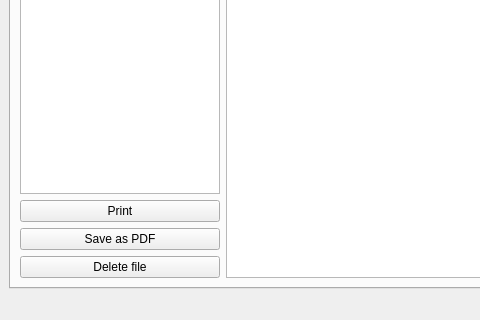
This is serial_port.ui in dnovichkov/serial_port_reading as Qt 5 draws it before an edit; both pictures show x 0 to 480 and y 566 to 886 of the 1064 by 886 pixel window. The edited form follows.
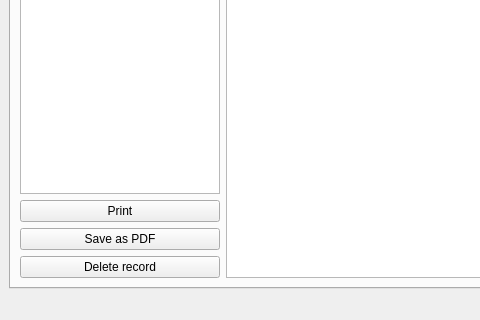
This is the edited form. The open tabs and pages were chosen to show the change.

Patch:
```diff
--- a/serial_port.ui
+++ b/serial_port.ui
@@ -427,7 +427,7 @@
              </size>
             </property>
             <property name="text">
-             <string>Delete file</string>
+             <string>Delete record</string>
             </property>
            </widget>
           </item>
```
